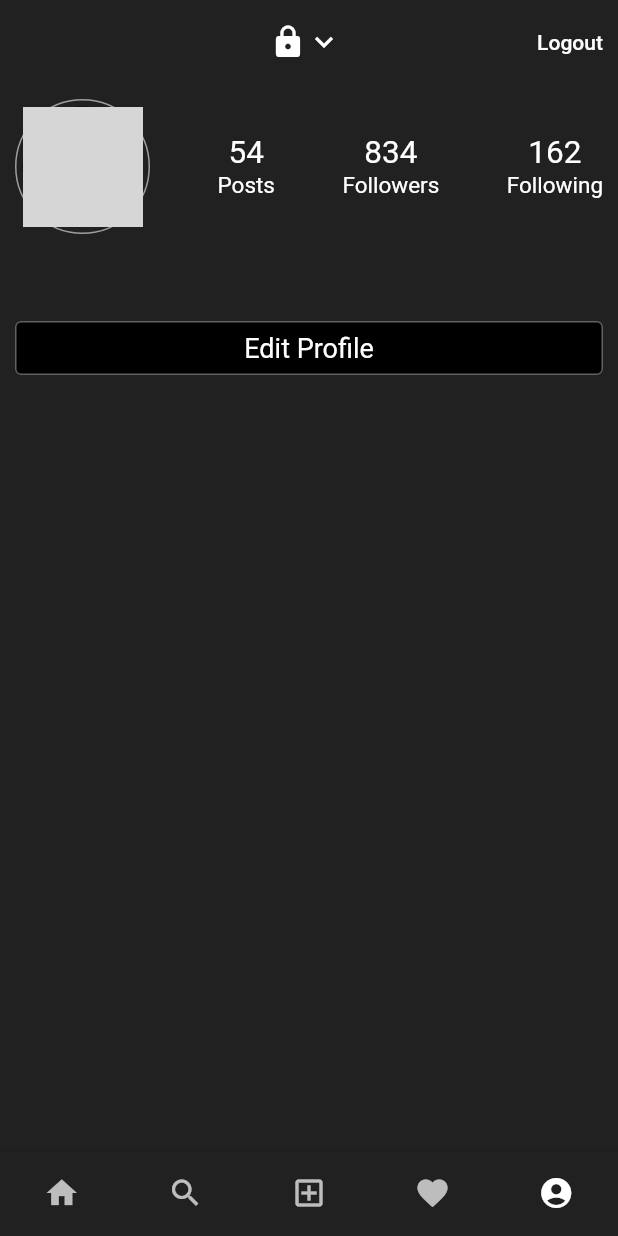
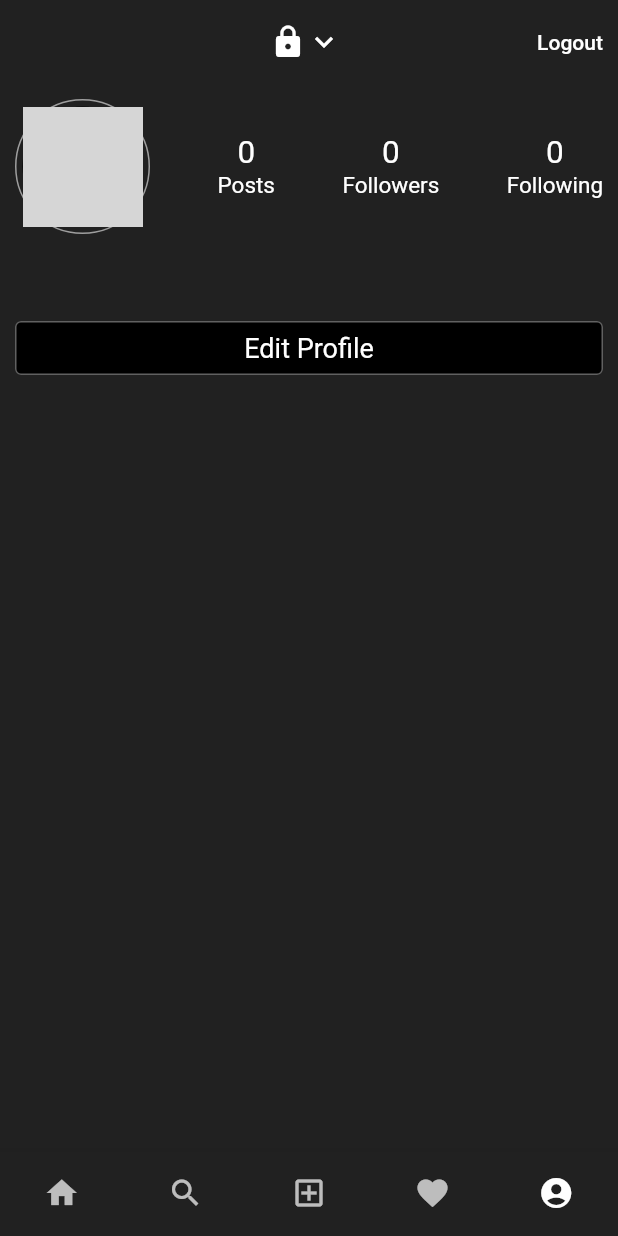
Before and after one commit to anant19bansal/InstaClone, a Flutter app: the HomeMainPage screen opened directly with empty values, swiped to page 5, on a phone screen of 412 x 824 dp. Run offline on Flutter 3.47's test engine with Material 2 defaults, Android fonts, the phone set to English and light mode, and no system bars; our stand-ins replace cloud_firestore, firebase_auth, firebase_core, firebase_storage, google_sign_in, image_picker and 1 more; accounts and stored records are empty; network calls fail; grey boxes are pictures that could not be loaded.

Commit message:
make no. of posts,followers and following along with array of followers persistent and functional

```diff
--- a/lib/app_screens/ProfilePage.dart
+++ b/lib/app_screens/ProfilePage.dart
@@ -10,31 +10,79 @@ class ProfilePage extends StatefulWidget{
   const ProfilePage({ Key? key , required this.user}) : super(key: key);
 
   @override
-  _ProfilePageState createState() => _ProfilePageState(user['id']);
+  _ProfilePageState createState() => _ProfilePageState(user:user);
 }
 
 class _ProfilePageState extends State<ProfilePage> with AutomaticKeepAliveClientMixin{
-  bool _pageInitialized = true;
+  late CollectionReference ref;
+  List _followers=[];
+  bool _isBeingFollowed = false;
+  int _numFollowers = 0;
+  int _numFollowing = 0;
+  int _numPosts = 0;
+  bool _pageInitialized = false;
   bool _isOtherUserProfile = false;
-  String _profileId;
-  _ProfilePageState(this._profileId);
+  String? _authUserId = "";
+  DocumentSnapshot user;
+  _ProfilePageState({required this.user});
 
   int totalPosts = 0;
   @override
   void initState() {
+    // print('******************profile initializer called********************');
     super.initState();
-    print('profile page is here');
     initialize();
   }
 
   initialize() async{
+    // print('initialize called');
+    ref = await FirebaseFirestore.instance.collection('users');
+    user = await ref.doc(user['id']).get();
+    _followers = user['followers'];
+    // print(_followers);
     SharedPreferences _preferences = await SharedPreferences.getInstance();
-    final userId = _preferences.getString('id');
-    if(userId != _profileId){
+    _authUserId = _preferences.getString('id');
+    if(_authUserId != user['id']){
       _isOtherUserProfile = true;
     }
     setState(() {
+      // print('setState inside initialize called');
+      if(_followers.contains(_authUserId)){
+        _isBeingFollowed = true;
+      }
+      // print('Inside initialize');
+      // print(_isBeingFollowed);
+      // print(_followers);
+
+      _numPosts = user['num-posts'];
+      _numFollowers = user['num-followers'];
+      _numFollowing = user['num-following'];
       _pageInitialized = true;
+    });
+  }
+
+  handleFollow() async{
+    if(_isBeingFollowed==false){
+      await ref.doc(user['id']).update({
+        'num-followers': FieldValue.increment(1),
+        'followers': FieldValue.arrayUnion([_authUserId]),
+      });
+      await ref.doc(_authUserId).update({
+        'num-following': FieldValue.increment(1),
+      });
+    }else{
+      await ref.doc(user['id']).update({
+        'num-followers': FieldValue.increment(-1),
+        'followers': FieldValue.arrayRemove([_authUserId]),
+      });
+      await ref.doc(_authUserId).update({
+        'num-following': FieldValue.increment(-1),
+      });
+    }
+    setState(() {
+      _numFollowers = (_isBeingFollowed)?_numFollowers-1:_numFollowers+1;
+      print(_isBeingFollowed);
+      _isBeingFollowed = !_isBeingFollowed;
     });
   }
 
@@ -44,7 +92,6 @@ class _ProfilePageState extends State<ProfilePage> with AutomaticKeepAliveClient
   @override
   Widget build(BuildContext context) {
     super.build(context);
-    print('here in build function');
     return (_pageInitialized)?Scaffold(
       appBar: AppBar(
         elevation: 0,
@@ -55,7 +102,7 @@ class _ProfilePageState extends State<ProfilePage> with AutomaticKeepAliveClient
             mainAxisAlignment: MainAxisAlignment.center,
             children: [
               Icon(Icons.lock),
-              Text((widget.user['username'].isEmpty)?widget.user['name']:widget.user['username']),
+              Text((user['username'].isEmpty)?user['name']:user['username']),
               Icon(Icons.keyboard_arrow_down),
             ],
           ),
@@ -66,27 +113,28 @@ class _ProfilePageState extends State<ProfilePage> with AutomaticKeepAliveClient
               await FirebaseAuth.instance.signOut();
               final preferences = await SharedPreferences.getInstance();
               preferences.clear();
-              Navigator.of(context).pushReplacementNamed('/');
+              Navigator.of(context).pushNamedAndRemoveUntil('/', (route) => false);
             },
             child: Text('Logout', style: TextStyle(color: Colors.white),),
           ),
         ]
       ),
       body: StreamBuilder(
-        stream: FirebaseFirestore.instance.collection('posts').where('email', isEqualTo: widget.user['email']).orderBy('created_at', descending: true).snapshots(),
+        stream: FirebaseFirestore.instance.collection('posts').where('email', isEqualTo: user['email']).orderBy('created_at', descending: true).snapshots(),
         builder: (context, AsyncSnapshot<QuerySnapshot> snapshot) {
-          return (snapshot.hasData && snapshot.data!=null)?Container(
+          if ((snapshot.hasData && snapshot.data!=null)) {
+            return Container(
             color: Colors.grey[900],
             child: CustomScrollView(
               slivers: [
                 SliverToBoxAdapter(child: Padding(
                   padding: const EdgeInsets.all(10.0),
-                  child: Header(widget.user),
+                  child: Header(user),
                 )),
                 SliverToBoxAdapter(child: Padding(
                   padding: const EdgeInsets.fromLTRB(10, 0, 10, 10),
                   child: (_isOtherUserProfile==false)
-                  ?EditButton(widget.user)
+                  ?EditButton(user)
                   :Container(
                     margin: EdgeInsets.only(top: 0),
                     child: Row(
@@ -96,13 +144,13 @@ class _ProfilePageState extends State<ProfilePage> with AutomaticKeepAliveClient
                           // width: 150,
                           width: MediaQuery.of(context).size.width*0.4,
                           child: ElevatedButton(
-                            onPressed: (){},
-                            child: Text('Follow',
+                            onPressed: handleFollow,
+                            child: Text(
+                              (_isBeingFollowed)?'Unfollow':'Follow',
                               style: TextStyle(fontSize: 18),
                             ),
                             style: ElevatedButton.styleFrom(
                               elevation: 0,
-
                             ),
                           ),
                         ),
@@ -141,9 +189,10 @@ class _ProfilePageState extends State<ProfilePage> with AutomaticKeepAliveClient
                 ),
               ],
             ),
-          )
-          :
-          Container();
+          );
+          } else {
+            return Container();
+          }
         }
       ),
     )
@@ -157,7 +206,6 @@ class _ProfilePageState extends State<ProfilePage> with AutomaticKeepAliveClient
         ),
       ),
     );
-  }
   }
 
   Header(user){
@@ -179,21 +227,21 @@ Header(user){
                 Column(
                   mainAxisAlignment: MainAxisAlignment.center,
                   children: [
-                  Text('54', style: TextStyle(fontSize: 21),),
+                    Text(_numPosts.toString(), style: TextStyle(fontSize: 21),),
                     Text('Posts', style: TextStyle(fontSize: 15),),
                   ],
                 ),
                 Column(
                   mainAxisAlignment: MainAxisAlignment.center,
                   children: [
-                  Text('834', style: TextStyle(fontSize: 21),),
+                    Text(_numFollowers.toString(), style: TextStyle(fontSize: 21),),
                     Text('Followers', style: TextStyle(fontSize: 15),),
                   ],
                 ),
                 Column(
                   mainAxisAlignment: MainAxisAlignment.center,
                   children: [
-                  Text('162', style: TextStyle(fontSize: 21),),
+                    Text(_numFollowing.toString(), style: TextStyle(fontSize: 21),),
                     Text('Following', style: TextStyle(fontSize: 15),),
                   ],
                 ),
@@ -205,6 +253,7 @@ Header(user){
           ],
         ),
       );
+  }
 }
 
 class EditButton extends StatelessWidget {
--- a/lib/app_screens/firstPage.dart
+++ b/lib/app_screens/firstPage.dart
@@ -72,6 +72,10 @@ class _FirstPageState extends State<FirstPage> {
             'bio':"",
             'gender':"",
             'searchKey':(user.displayName!=null)?user.displayName!.substring(0,1).toUpperCase():"A",
+            'num-posts': 0,
+            'num-followers':0,
+            'num-following':0,
+            'followers':[],
           });
         }
 
--- a/lib/app_screens/homeMainPage.dart
+++ b/lib/app_screens/homeMainPage.dart
@@ -62,6 +62,9 @@ class _HomeMainPageState extends State<HomeMainPage> {
             'type': 'image',
             'postUrl': downloadUrl,
             'created_at': FieldValue.serverTimestamp(),
+      });
+      await _usersCollection.doc(user['id']).update({
+        'num-posts':FieldValue.increment(1),
       });
       Navigator.of(context).pushReplacementNamed('/home', arguments: ScreenArguments(userDoc: user));
       // setState(() {});
--- a/lib/app_screens/signUp.dart
+++ b/lib/app_screens/signUp.dart
@@ -55,6 +55,10 @@ class _SignUpState extends State<SignUp> {
             'bio':"",
             'gender':"",
             'searchKey':_name.text.substring(0,1).toUpperCase(),
+            'num-posts':0,
+            'num-followers':0,
+            'num-following':0,
+            'followers':[],
           });
         }
 
```
Also changed, not shown: lib/app_screens/searchPage.dart (+3 -63 lines). Lines whose indentation alone changed are shown as unchanged.
